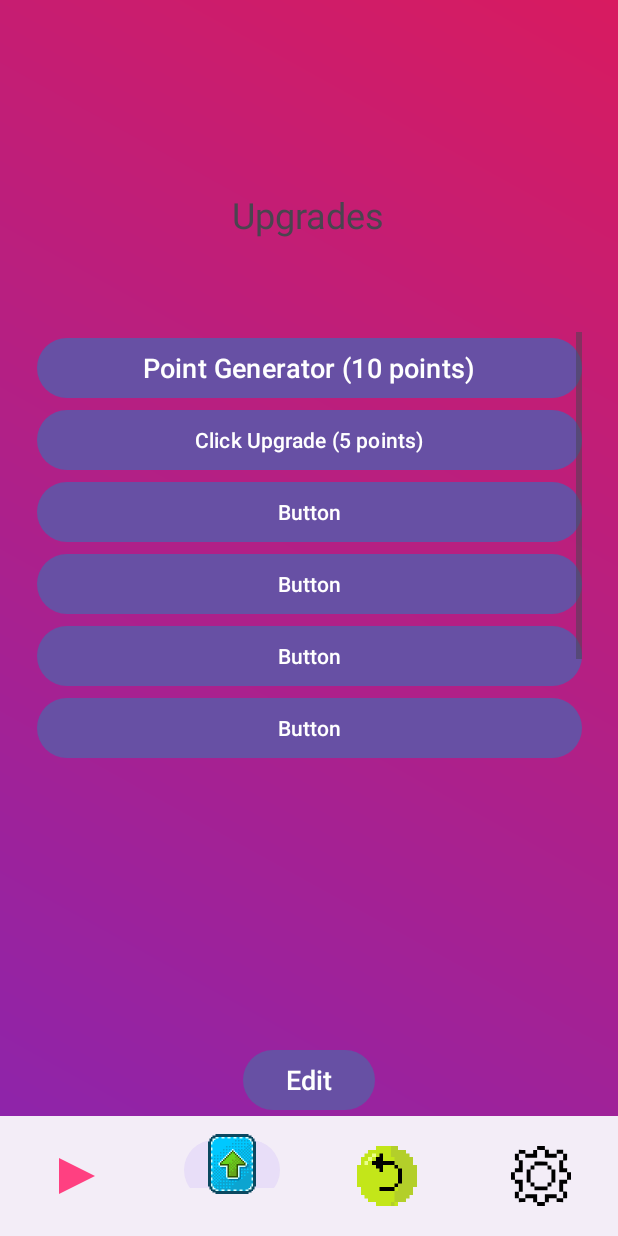
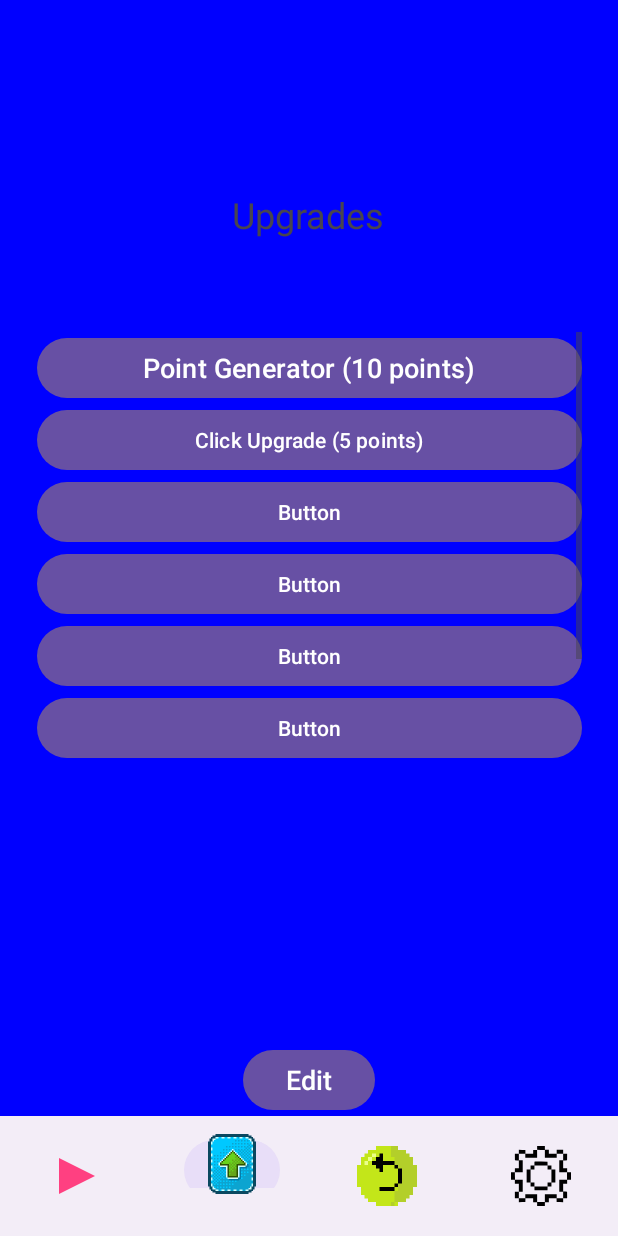
Before and after one commit to KTUccgame/Mobil, an Android app: the screen it shows after launch (MainActivity), item 2 of the bottom bar chosen, on a phone screen of 412 x 824 dp. Run offline under Robolectric (Android 15) with nearby library versions, the phone set to English and light mode, and no system bars; our stand-ins replace Room's generated code.

Commit message:
Testing variables, credits popup, bugfixing
Testing variables now appear on main button, shows hold long button was held, combines on press down and on release to calculate the difference and display it.
Credits button now works, displays a popup, reads a textfile and shows information inside.
Bugfixed the settings button to correctly spin.

```diff
--- a/app/src/main/java/com/example/mobilclicker/MainActivity.java
+++ b/app/src/main/java/com/example/mobilclicker/MainActivity.java
@@ -7,6 +7,7 @@ import android.animation.AnimatorSet;
 import android.animation.ValueAnimator;
 import android.annotation.SuppressLint;
 import android.graphics.Canvas;
+import android.graphics.Color;
 import android.graphics.ColorFilter;
 import android.graphics.drawable.AnimatedVectorDrawable;
 import android.graphics.drawable.Drawable;
@@ -40,6 +41,9 @@ public class MainActivity extends AppCompatActivity {
     protected void onCreate(Bundle savedInstanceState) {
         super.onCreate(savedInstanceState);
         setContentView(R.layout.activity_main);
+
+
+
 
         // Initialize BottomNavigationView
         BottomNavigationView bottomNavigationView = findViewById(R.id.bottom_navigation);
@@ -81,6 +85,7 @@ public class MainActivity extends AppCompatActivity {
                 View navView = bottomNavigationView.findViewById(R.id.nav_settings);
                 Animation set = AnimationUtils.loadAnimation(this, R.anim.hyperspace_jump);
                 navView.startAnimation(set);
+
             }
 
             if (selectedFragment != null) {
@@ -105,6 +110,10 @@ public class MainActivity extends AppCompatActivity {
 
     }
 
+    public void setColorBg(int BGcolor)
+    {
+        getWindow().getDecorView().setBackgroundColor(BGcolor);
+    }
     /*
     public void clickPopup()
     {
--- a/app/src/main/java/com/example/mobilclicker/UpgradesFragment.java
+++ b/app/src/main/java/com/example/mobilclicker/UpgradesFragment.java
@@ -15,24 +15,25 @@ import android.widget.ScrollView;
 import android.widget.TextView;
 import android.widget.Toast;
 
+import androidx.core.content.ContextCompat;
 import androidx.fragment.app.Fragment;
 
 import java.util.concurrent.atomic.AtomicBoolean;
 
 public class UpgradesFragment extends Fragment {
+    private MainActivity mainActivity;
     private PlayFragment playFragment;
     private AtomicBoolean isGeneratorActive = new AtomicBoolean(false);
     private Handler handler = new Handler();
     private int generatorPrice = 10;
     private int generatorsOwned = 0;
 
-
     private int clickUpgradePrice = 5; // Atskira kaina Click Upgrade
     private int clickUpgradeLevel = 0;
 
-
     private Button pointGeneratorButton;
     private Button upgradeButton;
+    private Button upgrade_editing_button;
 
     @Override
     public void onCreate(Bundle savedInstanceState) {
@@ -45,6 +46,9 @@ public class UpgradesFragment extends Fragment {
         if (playFragment == null) {
             Log.e("UpgradesFragment", "PlayFragment is null!");
         }
+
+
+
     }
 
     @Override
@@ -53,6 +57,38 @@ public class UpgradesFragment extends Fragment {
 
         pointGeneratorButton = view.findViewById(R.id.point_generator_button);
         upgradeButton = view.findViewById(R.id.point_upgrade_button);
+        upgrade_editing_button = view.findViewById(R.id.upgrade_editing_button);
+
+        mainActivity = (MainActivity) getActivity();
+        /*
+        if(mainActivity.isUser)
+        {
+            upgrade_editing_button.setVisibility(View.INVISIBLE);
+            // hide edit button
+
+        } else if (!mainActivity.isUser)
+        {
+            upgrade_editing_button.setVisibility(View.VISIBLE);
+            // show edit button
+        }*/
+        if (mainActivity == null)
+        {
+
+        }
+        else {
+            if (mainActivity.isUser) {
+                Log.i("WAWA", "Toast! User role is a user");
+                Toast.makeText(mainActivity, "User role is a user", Toast.LENGTH_SHORT).show();
+                view.setBackgroundColor(Color.BLUE);
+                //mainActivity.setColorBg(0xFF00FF00);
+                //0xFF00FF00
+            } else if (!mainActivity.isUser) {
+                Log.i("WAWA", "Toast! User role is an admin, so they see the edit button");
+                Toast.makeText(mainActivity, "User role is an admin", Toast.LENGTH_SHORT).show();
+                view.setBackgroundColor(Color.RED);
+                //mainActivity.setColorBg(0xFFFFFF00);
+            }
+        }
 
         // Pakrauname generatorių duomenis
         loadGeneratorData();
@@ -76,8 +112,6 @@ public class UpgradesFragment extends Fragment {
                 }
             }
         });
-
-
         upgradeButton.setOnClickListener(v -> {
             if (playFragment != null && playFragment.get_score() >= clickUpgradePrice) {
                 playFragment.subtractPoints(clickUpgradePrice);
@@ -94,8 +128,9 @@ public class UpgradesFragment extends Fragment {
                 saveGeneratorData();
             }
         });
-
-
+        upgrade_editing_button.setOnClickListener(v -> {
+            // edit button clicked, swap out buttons for editable entries
+        });
         return view;
     }
 
@@ -109,7 +144,6 @@ public class UpgradesFragment extends Fragment {
             }
         }, 1000);
     }
-
     public void stopPointGeneration() {
         isGeneratorActive.set(false);
         handler.removeCallbacksAndMessages(null);
@@ -121,7 +155,6 @@ public class UpgradesFragment extends Fragment {
             playFragment.getDatabase().upgradeDAO().updateUpgrade(upgrade);
         }
     }
-
     private void saveGeneratorData() {
         if (playFragment == null) return;
 
@@ -132,7 +165,6 @@ public class UpgradesFragment extends Fragment {
                 .putBoolean("isGeneratorActive", isGeneratorActive.get()) // Įrašome generatoriaus aktyvumo būseną
                 .apply();
     }
-
     private void loadGeneratorData() {
         if (playFragment == null) return;
 
@@ -150,8 +182,6 @@ public class UpgradesFragment extends Fragment {
             startPointGeneration();  // Atkuriame generavimo funkcionalumą, jei generatorius buvo aktyvus
         }
     }
-
-
     public void resetUpgrades() {
         generatorsOwned = 0;
         generatorPrice = 10;
@@ -165,6 +195,4 @@ public class UpgradesFragment extends Fragment {
         // Išsaugoti resetintus duomenis
         saveGeneratorData();
     }
-
-
 }
--- a/app/src/main/res/anim/hyperspace_jump.xml
+++ b/app/src/main/res/anim/hyperspace_jump.xml
@@ -5,6 +5,8 @@
         <rotate
             android:fromDegrees="0"
             android:toDegrees="360"
+            android:pivotX="50%"
+            android:pivotY="50%"
             android:duration="400" />
     </set>
 </set>
--- a/app/src/main/res/layout/fragment_settings.xml
+++ b/app/src/main/res/layout/fragment_settings.xml
@@ -140,4 +140,5 @@
         app:layout_constraintStart_toEndOf="@+id/admin_text_button"
         app:layout_constraintTop_toBottomOf="@+id/fourth_checkbox" />
 
+
 </androidx.constraintlayout.widget.ConstraintLayout>
--- a/app/src/main/res/layout/fragment_upgrades.xml
+++ b/app/src/main/res/layout/fragment_upgrades.xml
@@ -23,7 +23,7 @@
         tools:ignore="HardcodedText" />
 
     <Button
-        android:id="@+id/editButton"
+        android:id="@+id/upgrade_editing_button"
         android:layout_width="wrap_content"
         android:layout_height="wrap_content"
         android:text="Edit"
@@ -37,7 +37,7 @@
         android:layout_width="363dp"
         android:layout_height="289dp"
         android:layout_marginTop="36dp"
-        app:layout_constraintBottom_toTopOf="@+id/editButton"
+        app:layout_constraintBottom_toTopOf="@+id/upgrade_editing_button"
         app:layout_constraintEnd_toEndOf="parent"
         app:layout_constraintHorizontal_bias="0.5"
         app:layout_constraintStart_toStartOf="parent"
--- a/app/src/main/res/menu/bottom_nav_menu.xml
+++ b/app/src/main/res/menu/bottom_nav_menu.xml
@@ -8,8 +8,6 @@
         android:icon="@drawable/play_button_xml"
         tools:ignore="MenuTitle" />
         <!-- android:onClick="onPlayClicked" -->
-
-
     <!-- Upgrades -->
     <item
         android:id="@+id/nav_upgrades"
@@ -28,7 +26,6 @@
         android:id="@+id/nav_settings"
         android:icon="@drawable/options_button_xml"
         tools:ignore="MenuTitle" />
-
     <!--android:onClick="onSettingsClicked"-->
 
 
--- /dev/null
+++ b/app/src/main/res/raw/credits.txt
@@ -0,0 +1,2 @@
+text file for reading text from a text file,
+file is located in the "raw" directory
```
Also changed, not shown: app/src/main/java/com/example/mobilclicker/PlayFragment.java (+24 -2 lines), app/src/main/java/com/example/mobilclicker/SettingsFragment.java (+65 -3 lines), app/src/main/res/layout/popup_layout.xml (added, +29 -0 lines).
